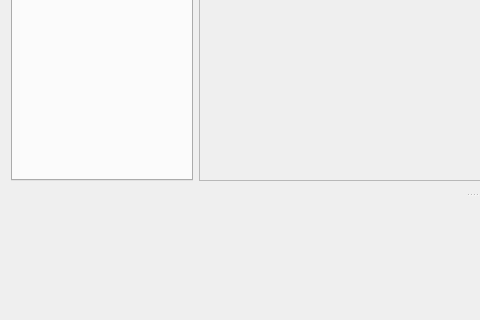
This is mainwindow.ui in Svietq/FlowGraphDesigner as Qt 5 draws it before an edit; both pictures show x 0 to 480 and y 316 to 636 of the 949 by 636 pixel window. The edited form follows.
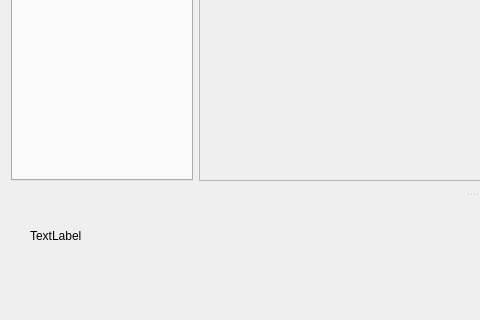
This is the edited form. Custom widgets are drawn as their Qt base class.

Patch:
```diff
--- a/mainwindow.ui
+++ b/mainwindow.ui
@@ -108,7 +108,21 @@
    <attribute name="dockWidgetArea">
     <number>8</number>
    </attribute>
-   <widget class="QWidget" name="dockWidgetContents_2"/>
+   <widget class="QWidget" name="dockWidgetContents_2">
+    <widget class="QLabel" name="label">
+     <property name="geometry">
+      <rect>
+       <x>30</x>
+       <y>10</y>
+       <width>67</width>
+       <height>17</height>
+      </rect>
+     </property>
+     <property name="text">
+      <string>TextLabel</string>
+     </property>
+    </widget>
+   </widget>
   </widget>
   <zorder>dockWidget</zorder>
   <zorder>dockWidget_2</zorder>
```
Left out of the diff: 1 changed line with no effect on the pictures.
